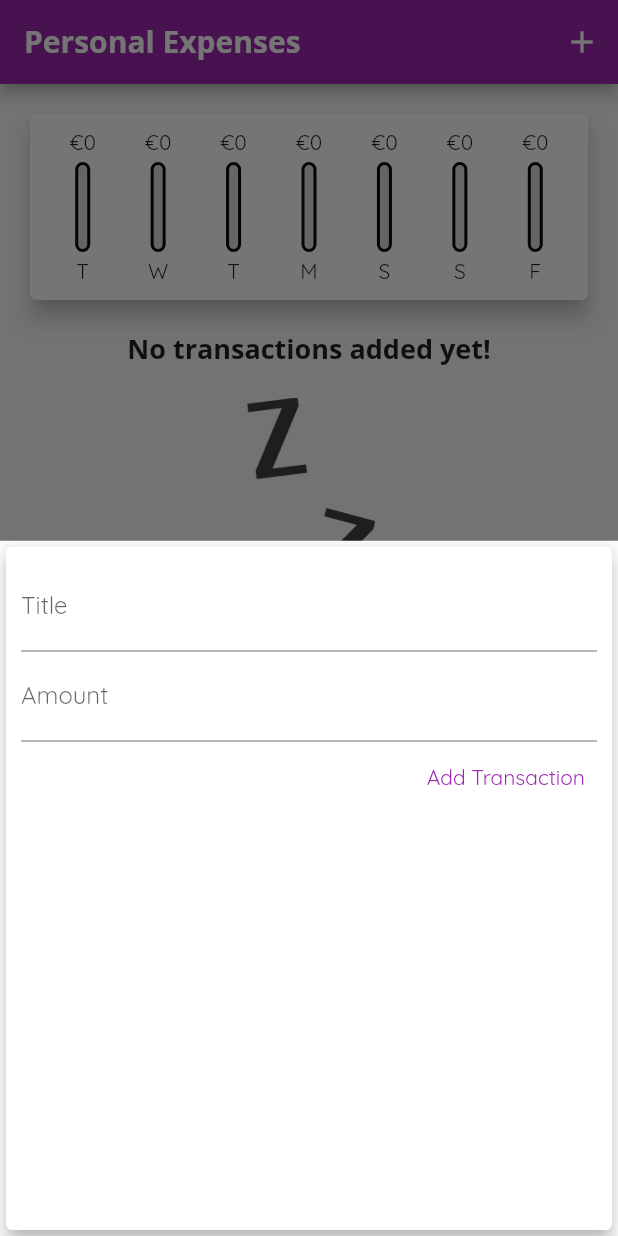
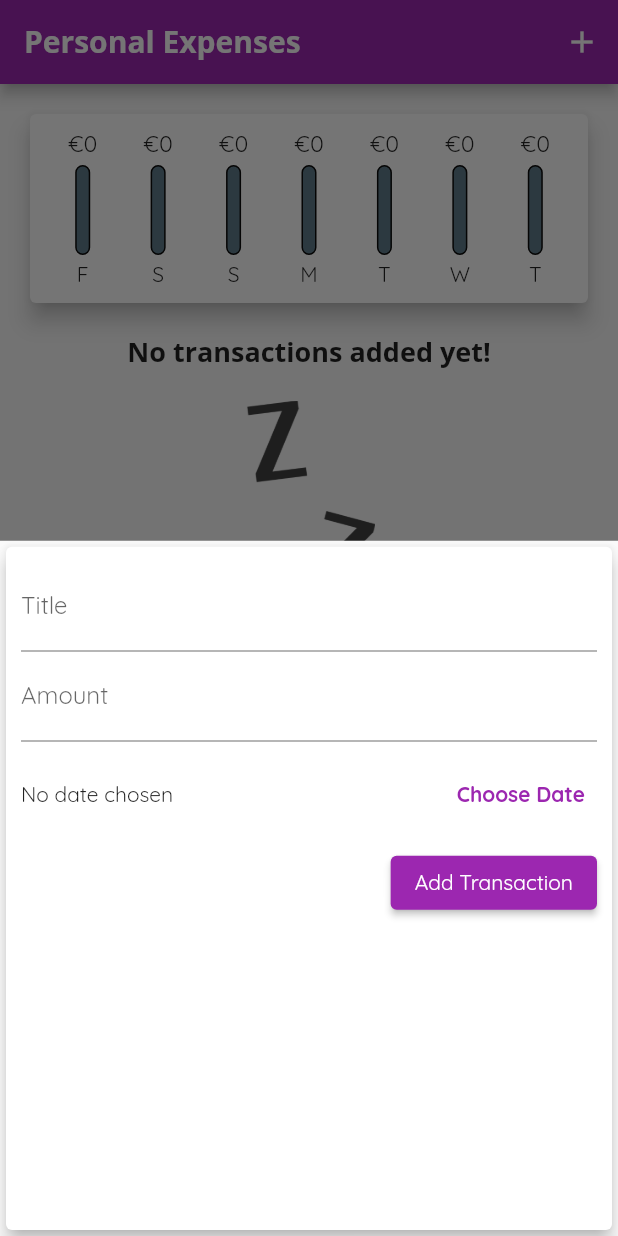
Before and after one commit to lucasfpac/expense_planner, a Flutter app: the screen it shows after launch, after a tap on the "add" icon, on a phone screen of 412 x 824 dp. Run offline on Flutter 3.47's test engine with Material 2 defaults, Android fonts, the phone set to English and light mode, and no system bars.

Commit message:
Almost There

```diff
--- a/lib/main.dart
+++ b/lib/main.dart
@@ -17,14 +17,14 @@ class MyApp extends StatelessWidget {
         fontFamily: 'Quicksand',
         colorScheme: ColorScheme.fromSwatch(
           primarySwatch: Colors.purple,
-        ).copyWith(secondary: Color.fromARGB(255, 101, 30, 112)),
+        ).copyWith(secondary: const Color.fromARGB(255, 101, 30, 112)),
         textTheme: const TextTheme(
-          headline6: TextStyle(
-            fontFamily: 'OpenSans',
-            fontSize: 18,
-            fontWeight: FontWeight.bold,
-          ),
-        ),
+            headline6: TextStyle(
+              fontFamily: 'OpenSans',
+              fontSize: 18,
+              fontWeight: FontWeight.bold,
+            ),
+            button: TextStyle(color: Colors.white)),
         appBarTheme: const AppBarTheme(
           titleTextStyle: TextStyle(
             fontFamily: 'OpenSans',
@@ -33,12 +33,14 @@ class MyApp extends StatelessWidget {
           ),
         ),
       ),
-      home: MyHomePage(),
+      home: const MyHomePage(),
     );
   }
 }
 
 class MyHomePage extends StatefulWidget {
+  const MyHomePage({super.key});
+
   @override
   State<MyHomePage> createState() => _MyHomePageState();
 }
@@ -62,18 +64,19 @@ class _MyHomePageState extends State<MyHomePage> {
     return _userTransactions.where((tx) {
       return tx.date.isAfter(
         DateTime.now().subtract(
-          Duration(days: 7),
+          const Duration(days: 7),
         ),
       );
     }).toList();
   }
 
-  void _addNewTransaction(String txTitle, double txAmount) {
+  void _addNewTransaction(
+      String txTitle, double txAmount, DateTime chosenDate) {
     final newTx = Transaction(
       id: DateTime.now().toString(),
       title: txTitle,
       amount: txAmount,
-      date: DateTime.now(),
+      date: chosenDate,
     );
 
     setState(() {
@@ -90,6 +93,12 @@ class _MyHomePageState extends State<MyHomePage> {
     );
   }
 
+  void _deleteTransaction(String id) {
+    setState(() {
+      _userTransactions.removeWhere((tx) => tx.id == id);
+    });
+  }
+
   @override
   Widget build(BuildContext context) {
     return Scaffold(
@@ -99,7 +108,7 @@ class _MyHomePageState extends State<MyHomePage> {
         ),
         actions: <Widget>[
           IconButton(
-            icon: Icon(Icons.add),
+            icon: const Icon(Icons.add),
             onPressed: () => _startAddNewTransaction(context),
           ),
         ],
@@ -110,15 +119,16 @@ class _MyHomePageState extends State<MyHomePage> {
           crossAxisAlignment: CrossAxisAlignment.center,
           children: [
             Chart(_recentTransactions),
-            // ignore: sized_box_for_whitespace
-
-            TransactionList(_userTransactions),
+            TransactionList(
+              _userTransactions,
+              _deleteTransaction,
+            ),
           ],
         ),
       ),
       floatingActionButtonLocation: FloatingActionButtonLocation.centerFloat,
       floatingActionButton: FloatingActionButton(
-        child: Icon(Icons.add),
+        child: const Icon(Icons.add),
         onPressed: () => _startAddNewTransaction(context),
       ),
     );
--- a/lib/widgets/chart.dart
+++ b/lib/widgets/chart.dart
@@ -1,4 +1,3 @@
-import 'package:expense_planner/widgets/chart_bar.dart';
 import 'package:flutter/material.dart';
 import 'package:intl/intl.dart';
 import './chart_bar.dart';
@@ -7,7 +6,7 @@ import '../models/transaction.dart';
 class Chart extends StatelessWidget {
   final List<Transaction> recentTransactions;
 
-  Chart(this.recentTransactions);
+  const Chart(this.recentTransactions, {super.key});
 
   List<Map<String, Object>> get groupedTransactionValues {
     return List.generate(7, (index) {
@@ -30,7 +29,7 @@ class Chart extends StatelessWidget {
         'day': DateFormat.E().format(weekDay).substring(0, 1),
         'amount': totalSum
       };
-    });
+    }).reversed.toList();
   }
 
   double get totalSpending {
--- a/lib/widgets/chart_bar.dart
+++ b/lib/widgets/chart_bar.dart
@@ -1,6 +1,3 @@
-import 'package:flutter/src/widgets/container.dart';
-import 'package:flutter/src/widgets/framework.dart';
-
 import 'package:flutter/material.dart';
 
 class ChartBar extends StatelessWidget {
@@ -8,17 +5,23 @@ class ChartBar extends StatelessWidget {
   final double spendingAmount;
   final double spendingPctOfTotal;
 
-  ChartBar(this.label, this.spendingAmount, this.spendingPctOfTotal);
+  const ChartBar(this.label, this.spendingAmount, this.spendingPctOfTotal,
+      {super.key});
 
   @override
   Widget build(BuildContext context) {
     return Column(
       children: <Widget>[
-        FittedBox(child: Text('\€${spendingAmount.toStringAsFixed(0)}')),
+        SizedBox(
+          height: 20,
+          child: FittedBox(
+            child: Text('€${spendingAmount.toStringAsFixed(0)}'),
+          ),
+        ),
         const SizedBox(
           height: 4,
         ),
-        Container(
+        SizedBox(
           height: 60,
           width: 10,
           child: Stack(
@@ -26,8 +29,8 @@ class ChartBar extends StatelessWidget {
               Container(
                 decoration: BoxDecoration(
                   border: Border.all(
-                      color: Color.fromARGB(255, 10, 10, 10), width: 2.0),
-                  color: Color.fromRGBO(220, 220, 220, 1),
+                      color: const Color.fromARGB(255, 10, 10, 10), width: 1.0),
+                  color: Colors.blueGrey,
                   borderRadius: BorderRadius.circular(20),
                 ),
               ),
--- a/lib/widgets/new_transaction.dart
+++ b/lib/widgets/new_transaction.dart
@@ -1,33 +1,55 @@
 import 'package:flutter/material.dart';
+import 'package:intl/intl.dart';
 
 class NewTransaction extends StatefulWidget {
   final Function addTx;
 
-  NewTransaction(this.addTx);
+  const NewTransaction(this.addTx, {super.key});
 
   @override
   State<NewTransaction> createState() => _NewTransactionState();
 }
 
 class _NewTransactionState extends State<NewTransaction> {
-  final titleController = TextEditingController();
+  final _titleController = TextEditingController();
+  final _amountController = TextEditingController();
+  DateTime? _selectedDate;
 
-  final amountController = TextEditingController();
+  void _submitData() {
+    if (_amountController.text.isEmpty) {
+      return;
+    }
+    final enteredTitle = _titleController.text;
+    final enteredAmount = double.parse(_amountController.text);
+    final enterdDate = _selectedDate;
 
-  void submitData() {
-    final enteredTitle = titleController.text;
-    final enteredAmount = double.parse(amountController.text);
-
-    if (enteredTitle.isEmpty || enteredAmount <= 0) {
+    if (enteredTitle.isEmpty || enteredAmount <= 0 || _selectedDate == null) {
       return;
     }
 
     widget.addTx(
       enteredTitle,
       enteredAmount,
+      enterdDate,
     );
 
     Navigator.of(context).pop(); // Close modal after press send
+  }
+
+  void _presentDatePicker() {
+    showDatePicker(
+      context: context,
+      initialDate: DateTime.now(),
+      firstDate: DateTime(2022),
+      lastDate: DateTime.now(),
+    ).then((pickedDate) {
+      if (pickedDate == null) {
+        return;
+      }
+      setState(() {
+        _selectedDate = pickedDate;
+      });
+    });
   }
 
   @override
@@ -41,18 +63,39 @@ class _NewTransactionState extends State<NewTransaction> {
           children: [
             TextField(
               decoration: const InputDecoration(labelText: 'Title'),
-              controller: titleController,
-              onSubmitted: (_) => submitData(),
+              controller: _titleController,
+              onSubmitted: (_) => _submitData(),
             ),
             TextField(
               decoration: const InputDecoration(labelText: 'Amount'),
-              controller: amountController,
+              controller: _amountController,
               keyboardType: TextInputType.number,
-              onSubmitted: (_) => submitData(),
+              onSubmitted: (_) => _submitData(),
             ),
-            TextButton(
+            SizedBox(
+              height: 70,
+              child: Row(
+                children: <Widget>[
+                  Expanded(
+                    child: Text(
+                      _selectedDate == null
+                          ? 'No date chosen'
+                          : 'Picked Date: ${DateFormat.yMMMEd().format(_selectedDate!)}',
+                    ),
+                  ),
+                  TextButton(
+                    onPressed: _presentDatePicker,
+                    child: const Text(
+                      'Choose Date',
+                      style: TextStyle(fontWeight: FontWeight.bold),
+                    ),
+                  )
+                ],
+              ),
+            ),
+            ElevatedButton(
+              onPressed: _submitData,
               child: const Text('Add Transaction'),
-              onPressed: submitData,
             ),
           ],
         ),
@@ -60,3 +103,5 @@ class _NewTransactionState extends State<NewTransaction> {
     );
   }
 }
+
+class $ {}
```
Also changed, not shown: lib/widgets/transaction_list.dart (+28 -37 lines).
